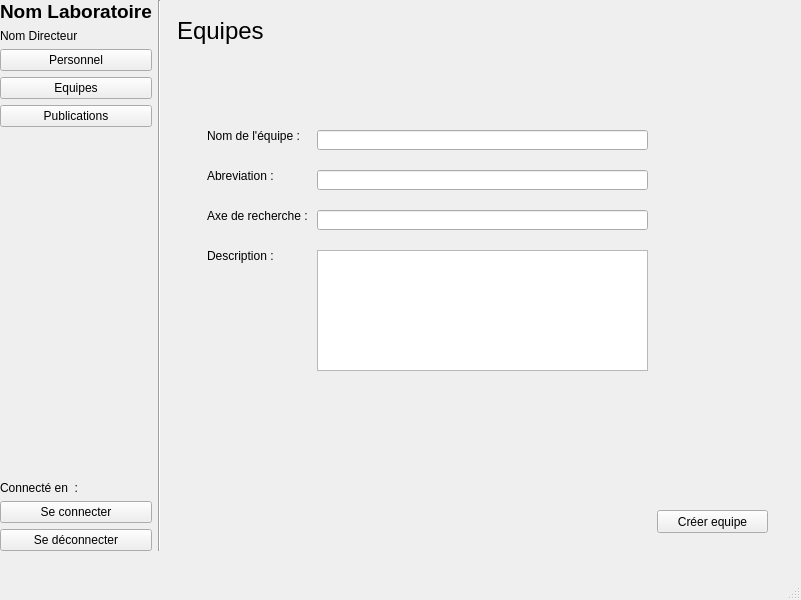
Megaghosty/Project_POO_SNR_JPJN, file Interface.ui: the form before one commit.
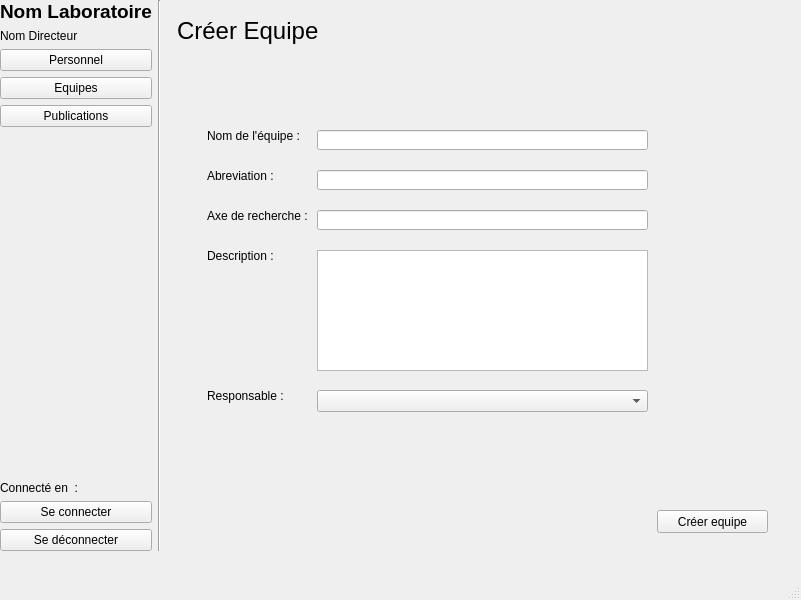
The form after the commit. The open tabs and pages were chosen to show the change.

Commit message: ajout chef d'equipe lors de la création d'une equipe

The edit to the form file:
```diff
--- a/Interface.ui
+++ b/Interface.ui
@@ -390,7 +390,7 @@
           <rect>
            <x>10</x>
            <y>0</y>
-           <width>101</width>
+           <width>181</width>
            <height>61</height>
           </rect>
          </property>
@@ -402,7 +402,7 @@
           </font>
          </property>
          <property name="text">
-          <string>Equipes</string>
+          <string>Créer Equipe</string>
          </property>
         </widget>
         <widget class="QLabel" name="label_22">
@@ -510,6 +510,29 @@
           <string>Créer equipe</string>
          </property>
         </widget>
+        <widget class="QLabel" name="label_27">
+         <property name="geometry">
+          <rect>
+           <x>40</x>
+           <y>380</y>
+           <width>101</width>
+           <height>31</height>
+          </rect>
+         </property>
+         <property name="text">
+          <string>Responsable :</string>
+         </property>
+        </widget>
+        <widget class="QComboBox" name="widget_creer_equipes_comboBox_chef">
+         <property name="geometry">
+          <rect>
+           <x>150</x>
+           <y>390</y>
+           <width>331</width>
+           <height>22</height>
+          </rect>
+         </property>
+        </widget>
        </widget>
        <widget class="QWidget" name="widget_publications"/>
        <widget class="QWidget" name="widget_creer_chercheur">
```
Left out of the diff: 2 changed lines with no effect on the pictures. The commit also changes 3 other files.
